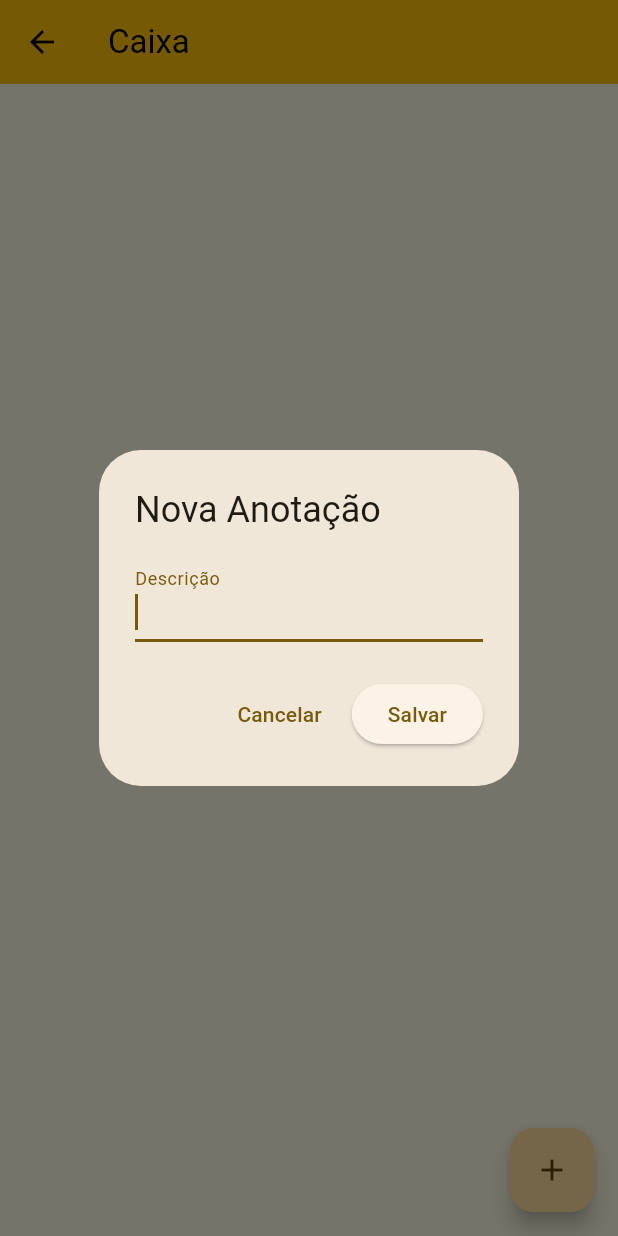
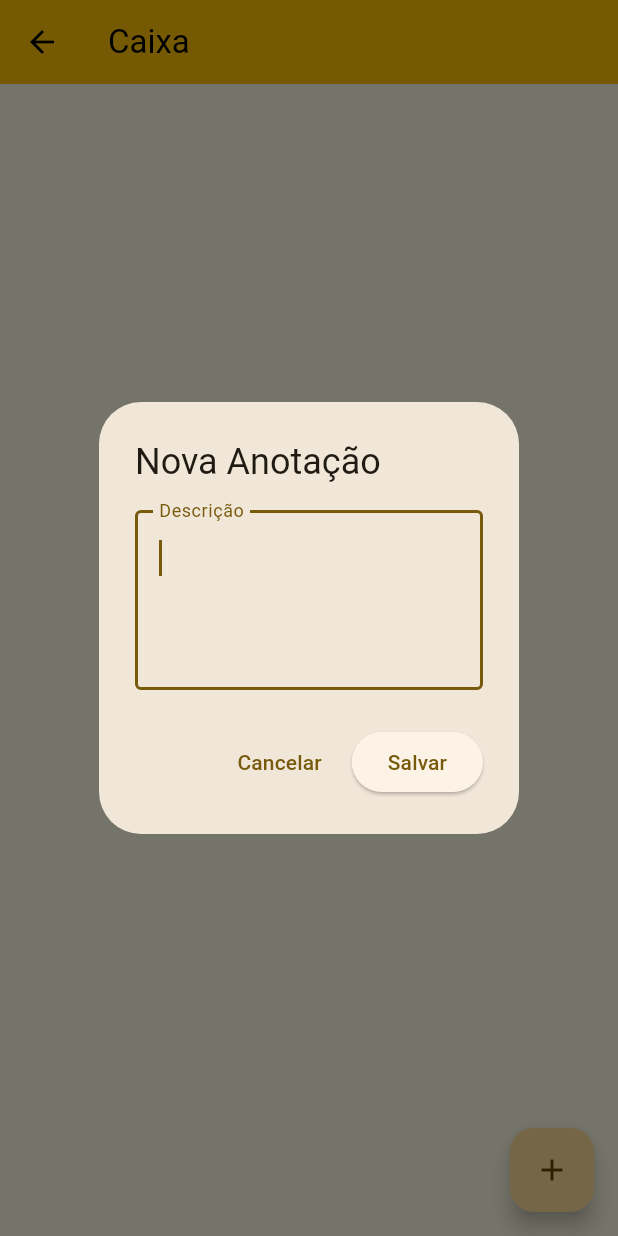
Before and after one commit to yagoalvess/beecontrol, a Flutter app: the CaixaScreen screen opened directly with empty values, after a tap on the "add" icon, on a phone screen of 412 x 824 dp. Run offline on Flutter 3.47's test engine with Material 3 defaults, Android fonts, the phone set to English and light mode, and no system bars; our stand-ins replace qr_flutter, share_plus, shared_preferences; missing offline and left inert: mobile_scanner; accounts and stored records are empty.

Commit message:
share qrcode fix e detalhes
detalhes na troca de nome
fix share qrcode
aumento da caixa de texto para o historico

```diff
--- a/lib/main.dart
+++ b/lib/main.dart
@@ -1,9 +1,11 @@
 import 'package:abelhas/screens/home_screen.dart';
 import 'package:flutter/material.dart';
 
-void main() {
+void main() async {
+  WidgetsFlutterBinding.ensureInitialized(); // ESSENCIAL para usar path_provider
   runApp(const MyApp());
 }
+
 
 class MyApp extends StatelessWidget {
   const MyApp({super.key});
--- a/lib/screens/caixa_screen.dart
+++ b/lib/screens/caixa_screen.dart
@@ -39,11 +39,22 @@ class _CaixaScreenState extends State<CaixaScreen> {
       context: context,
       builder: (_) => AlertDialog(
         title: const Text('Nova Anotação'),
-        content: TextField(
-          autofocus: true,
-          onChanged: (val) => descricao = val,
-          decoration: const InputDecoration(labelText: 'Descrição'),
+        content: SizedBox(
+          height: 120, // ⬅️ altura maior da caixa de texto
+          child: TextField(
+            autofocus: true,
+            maxLines: null, // ⬅️ permite múltiplas linhas
+            expands: true, // ⬅️ expande para preencher o SizedBox
+            textAlignVertical: TextAlignVertical.top, // ⬅️ começa a digitar no topo
+            onChanged: (val) => descricao = val,
+            decoration: const InputDecoration(
+              labelText: 'Descrição',
+              border: OutlineInputBorder(), // ⬅️ borda visível
+              alignLabelWithHint: true,
+            ),
+          ),
         ),
+
         actions: [
           TextButton(onPressed: () => Navigator.pop(context), child: const Text('Cancelar')),
           ElevatedButton(onPressed: () => Navigator.pop(context), child: const Text('Salvar')),
```
Also changed, not shown: pubspec.yaml (+6 -5 lines), pubspec.lock, 1 other file.
